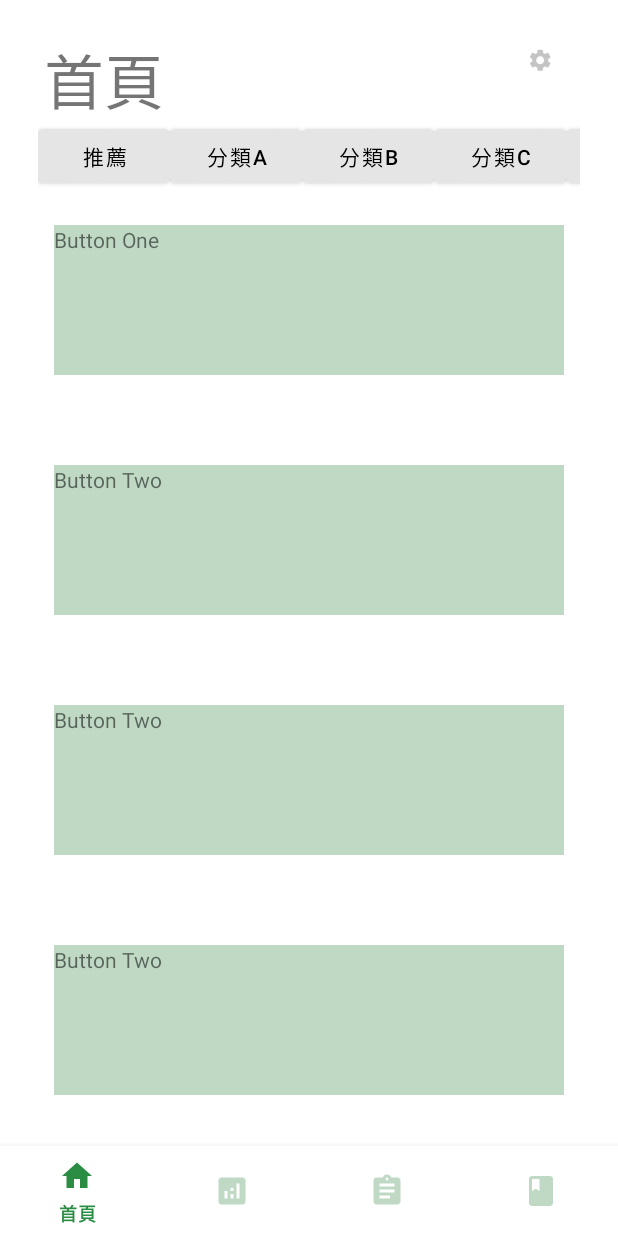
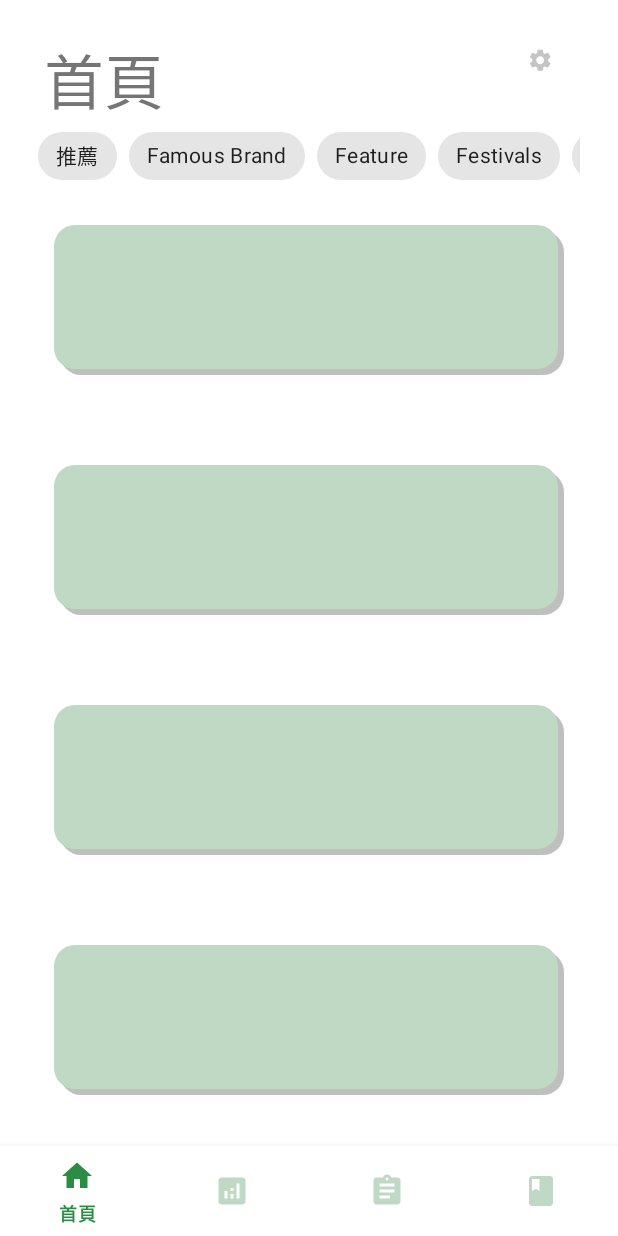
Before and after one commit to SheisAlexander/trytry, an Android app: the screen it shows after launch (MainActivity), on a phone screen of 412 x 824 dp. Run offline under Robolectric (Android 15) with nearby library versions, the phone set to English and light mode, and no system bars.

Commit message:
text box shape big

```diff
--- a/app/src/main/java/com/example/english/MainActivity.java
+++ b/app/src/main/java/com/example/english/MainActivity.java
@@ -17,7 +17,7 @@ import com.google.android.material.bottomnavigation.BottomNavigationView;
 public class MainActivity extends AppCompatActivity {
 
     void testPush() {
-        Log.d("test","測試用push上傳程式")
+        Log.d("test","測試用push上傳程式");
     }
 
 
--- /dev/null
+++ b/app/src/main/res/drawable/textbox_shape_big.xml
@@ -0,0 +1,44 @@
+<?xml version="1.0" encoding="utf-8"?>
+<layer-list xmlns:android="http://schemas.android.com/apk/res/android">
+    <!--陰影部分-->
+    <!--設置陰影左邊跟上面的offset-->
+    <item
+
+        android:left="4dp"
+        android:top="4dp">
+        <shape
+            android:layout_height="wrap_content"
+            android:shape="rectangle">
+            <!--設定陰影顏色-->
+            <solid android:color="#40000000" />
+            <!--設定圓角的尺寸-->
+            <corners android:radius="14dp" />
+        </shape>
+    </item>
+    <!--物件部分-->
+    <!--設置物件右邊跟下面的offset-->
+    <item
+
+        android:bottom="4dp"
+        android:right="4dp">
+        <shape
+            android:shape="rectangle">
+            <!--設定形狀的顏色-->
+            <solid
+                android:color="@color/primary_green"/>
+            <!--設定圓角的尺寸-->
+            <corners
+                android:radius="14dp"/>
+            <!--設定邊框-->
+            <stroke
+                android:width="0dp"
+                android:color="@color/primary_green"/>
+            <!--設定內容與邊界的距離-->
+            <padding
+                android:top="3dp"
+                android:right="3dp"
+                android:bottom="3dp"
+                android:left="3dp"/>
+        </shape>
+    </item>
+</layer-list>
--- a/app/src/main/res/layout/activity_main.xml
+++ b/app/src/main/res/layout/activity_main.xml
@@ -45,34 +45,7 @@
         android:gravity="top"
         />
 
-    <!---<HorizontalScrollView
-        android:layout_width="350dp"
-        android:layout_height="60dp"
-        android:layout_marginLeft="25dp"
-        android:layout_marginTop="90dp"
-        android:layout_marginRight="25dp"
-        android:visibility="visible"
-        tools:visibility="visible">
 
-
-        <LinearLayout
-            android:layout_width="match_parent"
-            android:layout_height="wrap_content"
-            android:layout_marginTop="60dp"
-            android:orientation="vertical">
-
-            <Button
-                android:layout_width="150dp"
-                android:layout_height="wrap_content"
-                android:layout_marginLeft="0dp"
-                android:background="@color/green_a1"
-                android:text="推薦"
-                android:textColor="@color/black" />
-
-
-        </LinearLayout>
-
-    </HorizontalScrollView>-->
     <ImageButton
         android:id="@+id/settingbutton"
         android:layout_width="44dp"
@@ -84,65 +57,74 @@
         app:srcCompat="@drawable/ic_settings"
       />
 
+
     <HorizontalScrollView
         android:layout_width="match_parent"
         android:layout_height="wrap_content"
         android:fillViewport="true"
         android:layout_marginTop="80dp"
         android:layout_marginLeft="25dp"
-        android:layout_marginRight="25dp">
+        android:layout_marginRight="25dp"
+        android:scrollbars="none">
         <LinearLayout
             android:orientation="horizontal"
             android:layout_width="match_parent"
-            android:layout_height="match_parent">
+            android:layout_height="match_parent" >
+            <com.google.android.material.chip.ChipGroup
+            android:layout_width="wrap_content"
+            app:singleLine="true"
+            app:singleSelection="true"
+            android:layout_height="wrap_content">
+                <com.google.android.material.chip.Chip
+                    style="@style/Widget.MaterialComponents.Chip.Filter"
+                    android:layout_width="wrap_content"
+                    android:layout_height="wrap_content"
+                    android:text="推薦" />
+                <com.google.android.material.chip.Chip
+                    style="@style/Widget.MaterialComponents.Chip.Filter"
+                    android:layout_width="wrap_content"
+                    android:layout_height="wrap_content"
+                    android:text="Famous Brand" />
+                <com.google.android.material.chip.Chip
+                    style="@style/Widget.MaterialComponents.Chip.Filter"
+                    android:layout_width="wrap_content"
+                    android:layout_height="wrap_content"
+                    android:text="Feature" />
+                <com.google.android.material.chip.Chip
+                    style="@style/Widget.MaterialComponents.Chip.Filter"
+                    android:layout_width="wrap_content"
+                    android:layout_height="wrap_content"
+                    android:text="Festivals" />
+                <com.google.android.material.chip.Chip
+                    style="@style/Widget.MaterialComponents.Chip.Filter"
+                    android:layout_width="wrap_content"
+                    android:layout_height="wrap_content"
+                    android:text="Science" />
+                <com.google.android.material.chip.Chip
+                    style="@style/Widget.MaterialComponents.Chip.Filter"
+                    android:layout_width="wrap_content"
+                    android:layout_height="wrap_content"
+                    android:text="Story" />
+                <com.google.android.material.chip.Chip
+                    style="@style/Widget.MaterialComponents.Chip.Filter"
+                    android:layout_width="wrap_content"
+                    android:layout_height="wrap_content"
+                    android:text="Well Know Person" />
 
-            <Button
-                android:layout_width="wrap_content"
-                android:layout_height="wrap_content"
-                android:text="推薦"
-                android:textColor="@color/black"
+        </com.google.android.material.chip.ChipGroup>
 
-                app:backgroundTint="@color/gray" />
-            <Button android:layout_width="wrap_content"
-                android:layout_height="wrap_content"
-                android:text="分類A"
-                android:textColor="@color/black"/>
-            <Button android:layout_width="wrap_content"
-                android:layout_height="wrap_content"
-                android:text="分類B"
-                android:textColor="@color/black"/>
-            <Button android:layout_width="wrap_content"
-                android:layout_height="wrap_content"
-                android:text="分類C"
-                android:textColor="@color/black"/>
-            <Button android:layout_width="wrap_content"
-                android:layout_height="wrap_content"
-                android:text="分類D"
-                android:textColor="@color/black"/>
-            <Button android:layout_width="wrap_content"
-                android:layout_height="wrap_content"
-                android:text="分類E"
-                android:textColor="@color/black"/>
-            <Button android:layout_width="wrap_content"
-                android:layout_height="wrap_content"
-                android:text="分類F"
-                android:textColor="@color/black"/>
-            <Button android:layout_width="wrap_content"
-                android:layout_height="wrap_content"
-                android:text="分類G"
-                android:textColor="@color/black"/>
-            <Button android:layout_width="wrap_content"
-                android:layout_height="wrap_content"
-                android:text="分類H"
-                android:textColor="@color/black"/>
-        </LinearLayout>
+    </LinearLayout>
     </HorizontalScrollView>
+
+
+
 
     <ScrollView
         android:layout_width="match_parent"
         android:layout_height="wrap_content"
         android:layout_marginTop="150dp"
-        android:fillViewport="false">
+        android:fillViewport="false"
+       >
         <LinearLayout
             android:orientation="vertical"
             android:layout_width="match_parent"
@@ -152,64 +134,55 @@
                 android:layout_height="100dp"
                 android:layout_gravity="center"
                 android:layout_marginTop="0dp"
-                android:text="Button One"
-                android:background="@color/primary_green"
+                android:background="@drawable/textbox_shape_big"
                 />
             <TextView android:layout_width="340dp"
                 android:layout_height="100dp"
                 android:layout_gravity="center"
                 android:layout_marginTop="60dp"
-                android:text="Button Two"
-                android:background="@color/primary_green"
+                android:background="@drawable/textbox_shape_big"
                 />
             <TextView android:layout_width="340dp"
                 android:layout_height="100dp"
                 android:layout_gravity="center"
                 android:layout_marginTop="60dp"
-                android:text="Button Two"
-                android:background="@color/primary_green"
+                android:background="@drawable/textbox_shape_big"
                 />
             <TextView android:layout_width="340dp"
                 android:layout_height="100dp"
                 android:layout_gravity="center"
                 android:layout_marginTop="60dp"
-                android:text="Button Two"
-                android:background="@color/primary_green"
+                android:background="@drawable/textbox_shape_big"
                 />
             <TextView android:layout_width="340dp"
                 android:layout_height="100dp"
                 android:layout_gravity="center"
                 android:layout_marginTop="60dp"
-                android:text="Button Two"
-                android:background="@color/primary_green"
+                android:background="@drawable/textbox_shape_big"
                 />
             <TextView android:layout_width="340dp"
                 android:layout_height="100dp"
                 android:layout_gravity="center"
                 android:layout_marginTop="60dp"
-                android:text="Button Two"
-                android:background="@color/primary_green"
+                android:background="@drawable/textbox_shape_big"
                 />
             <TextView android:layout_width="340dp"
                 android:layout_height="100dp"
                 android:layout_gravity="center"
                 android:layout_marginTop="60dp"
-                android:text="Button Two"
-                android:background="@color/primary_green"
+                android:background="@drawable/textbox_shape_big"
                 />
             <TextView android:layout_width="340dp"
                 android:layout_height="100dp"
                 android:layout_gravity="center"
                 android:layout_marginTop="60dp"
-                android:text="Button Two"
-                android:background="@color/primary_green"
+                android:background="@drawable/textbox_shape_big"
                 />
             <TextView android:layout_width="340dp"
                 android:layout_height="100dp"
                 android:layout_gravity="center"
                 android:layout_marginTop="60dp"
-                android:text="Button last"
-                android:background="@color/primary_green"
+                android:background="@drawable/textbox_shape_big"
                 android:layout_marginBottom="70dp"
 
                 />
@@ -218,4 +191,6 @@
 
 
 
+
+
 </RelativeLayout>
--- a/app/src/main/res/values/strings.xml
+++ b/app/src/main/res/values/strings.xml
@@ -9,4 +9,5 @@
 
     <string name="hello_first_fragment">Hello first fragment</string>
     <string name="hello_second_fragment">Hello second fragment. Arg: %1$s</string>
+
 </resources>
```
